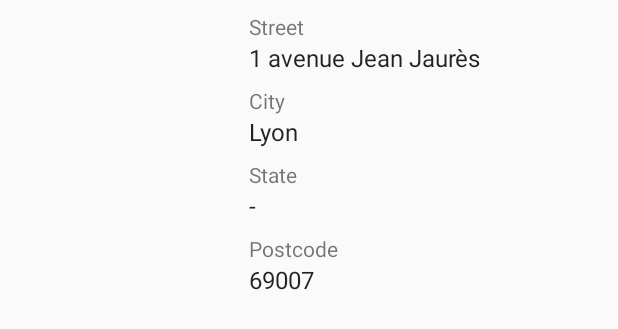
After one commit to jmvincenti/My-User-Directory, an Android app: the layout user_location_item.xml on its own in the app's theme, with its tools: preview values and no code run, on a phone screen of 412 x 824 dp. The commit adds this screen. Shown: the top 329 px of the screen. Run offline under Robolectric (Android 15) with nearby library versions, the phone set to English and light mode, and no system bars.

Commit message:
Create Location adapter

```diff
--- /dev/null
+++ b/app/src/main/java/com/jmvincenti/myuserdirectory/feature/userprofile/ui/LocationAdapter.kt
@@ -0,0 +1,43 @@
+package com.jmvincenti.myuserdirectory.feature.userprofile.ui
+
+import android.view.LayoutInflater
+import android.view.View
+import android.view.ViewGroup
+import androidx.recyclerview.widget.RecyclerView
+import com.jmvincenti.myuserdirectory.databinding.UserLocationItemBinding
+import com.jmvincenti.myuserdirectory.model.Location
+import kotlin.properties.Delegates
+
+class LocationAdapter : RecyclerView.Adapter<LocationAdapter.LocationViewHolder>() {
+
+    var location: Location? by Delegates.observable(null as Location?) { _, _, _ ->
+        notifyDataSetChanged()
+    }
+
+
+    override fun onCreateViewHolder(parent: ViewGroup, viewType: Int) = LocationViewHolder(
+        UserLocationItemBinding.inflate(LayoutInflater.from(parent.context), parent, false)
+    )
+
+    override fun onBindViewHolder(holder: LocationViewHolder, position: Int) {
+        holder.bind(requireNotNull(location))
+    }
+
+    override fun getItemCount(): Int = when (location) {
+        null -> 0
+        else -> 1
+    }
+
+    class LocationViewHolder(private val biding: UserLocationItemBinding) :
+        RecyclerView.ViewHolder(biding.root) {
+
+        fun bind(location: Location) {
+            biding.userLocationStreetValue.text = location.street
+            biding.userLocationCityValue.text = location.city
+            biding.userLocationStateValue.text = location.state
+            biding.userLocationPostcodeValue.text = location.postcode
+
+            biding.userLocationImage.visibility = View.GONE
+        }
+    }
+}
--- /dev/null
+++ b/app/src/main/res/layout/user_location_item.xml
@@ -0,0 +1,110 @@
+<?xml version="1.0" encoding="utf-8"?>
+<androidx.constraintlayout.widget.ConstraintLayout xmlns:android="http://schemas.android.com/apk/res/android"
+    xmlns:app="http://schemas.android.com/apk/res-auto"
+    xmlns:tools="http://schemas.android.com/tools"
+    android:layout_width="match_parent"
+    android:layout_height="match_parent">
+
+    <ImageView
+        android:id="@+id/user_location_image"
+        android:layout_width="@dimen/user_location_width"
+        android:layout_height="0dp"
+        android:layout_marginStart="@dimen/spacing_medium"
+        app:layout_constraintBottom_toBottomOf="@id/user_location_postcode_value"
+        app:layout_constraintStart_toStartOf="parent"
+        app:layout_constraintTop_toTopOf="@id/user_location_street_title" />
+
+    <TextView
+        android:id="@+id/user_location_street_title"
+        style="@style/TextAppearance.User.Detail.Title"
+        android:layout_width="wrap_content"
+        android:layout_height="wrap_content"
+        android:layout_marginStart="@dimen/spacing_medium"
+        android:layout_marginTop="@dimen/spacing_medium"
+        android:text="@string/user_location_street"
+        app:layout_constraintStart_toEndOf="@id/user_location_image"
+        app:layout_constraintTop_toTopOf="parent"
+        app:layout_goneMarginStart="@dimen/spacing_large" />
+
+    <TextView
+        android:id="@+id/user_location_street_value"
+        style="@style/TextAppearance.User.Detail.Value"
+        android:layout_width="wrap_content"
+        android:layout_height="wrap_content"
+        android:layout_marginStart="@dimen/spacing_medium"
+        app:layout_constraintStart_toEndOf="@id/user_location_image"
+        app:layout_constraintTop_toBottomOf="@id/user_location_street_title"
+        app:layout_goneMarginStart="@dimen/spacing_large"
+        tools:text="1 avenue Jean Jaurès" />
+
+    <TextView
+        android:id="@+id/user_location_city_title"
+        style="@style/TextAppearance.User.Detail.Title"
+        android:layout_width="wrap_content"
+        android:layout_height="wrap_content"
+        android:layout_marginStart="@dimen/spacing_medium"
+        android:layout_marginTop="@dimen/spacing_medium"
+        android:text="@string/user_location_city"
+        app:layout_constraintStart_toEndOf="@id/user_location_image"
+        app:layout_constraintTop_toBottomOf="@id/user_location_street_value"
+        app:layout_goneMarginStart="@dimen/spacing_large" />
+
+    <TextView
+        android:id="@+id/user_location_city_value"
+        style="@style/TextAppearance.User.Detail.Value"
+        android:layout_width="wrap_content"
+        android:layout_height="wrap_content"
+        android:layout_marginStart="@dimen/spacing_medium"
+        app:layout_constraintStart_toEndOf="@id/user_location_image"
+        app:layout_constraintTop_toBottomOf="@id/user_location_city_title"
+        app:layout_goneMarginStart="@dimen/spacing_large"
+        tools:text="Lyon" />
+
+    <TextView
+        android:id="@+id/user_location_state_title"
+        style="@style/TextAppearance.User.Detail.Title"
+        android:layout_width="wrap_content"
+        android:layout_height="wrap_content"
+        android:layout_marginStart="@dimen/spacing_medium"
+        android:layout_marginTop="@dimen/spacing_medium"
+        android:text="@string/user_location_state"
+        app:layout_constraintStart_toEndOf="@id/user_location_image"
+        app:layout_constraintTop_toBottomOf="@id/user_location_city_value"
+        app:layout_goneMarginStart="@dimen/spacing_large" />
+
+    <TextView
+        android:id="@+id/user_location_state_value"
+        style="@style/TextAppearance.User.Detail.Value"
+        android:layout_width="wrap_content"
+        android:layout_height="wrap_content"
+        android:layout_marginStart="@dimen/spacing_medium"
+        app:layout_constraintStart_toEndOf="@id/user_location_image"
+        app:layout_constraintTop_toBottomOf="@id/user_location_state_title"
+        app:layout_goneMarginStart="@dimen/spacing_large"
+        tools:text="-" />
+
+    <TextView
+        android:id="@+id/user_location_postcode_title"
+        style="@style/TextAppearance.User.Detail.Title"
+        android:layout_width="wrap_content"
+        android:layout_height="wrap_content"
+        android:layout_marginStart="@dimen/spacing_medium"
+        android:layout_marginTop="@dimen/spacing_medium"
+        android:text="@string/user_location_postcode"
+        app:layout_constraintStart_toEndOf="@id/user_location_image"
+        app:layout_constraintTop_toBottomOf="@id/user_location_state_value"
+        app:layout_goneMarginStart="@dimen/spacing_large" />
+
+    <TextView
+        android:id="@+id/user_location_postcode_value"
+        style="@style/TextAppearance.User.Detail.Value"
+        android:layout_width="wrap_content"
+        android:layout_height="wrap_content"
+        android:layout_marginStart="@dimen/spacing_medium"
+        android:layout_marginBottom="@dimen/spacing_medium"
+        app:layout_constraintStart_toEndOf="@id/user_location_image"
+        app:layout_constraintTop_toBottomOf="@id/user_location_postcode_title"
+        app:layout_goneMarginStart="@dimen/spacing_large"
+        tools:text="69007" />
+
+</androidx.constraintlayout.widget.ConstraintLayout>
--- a/app/src/main/res/values/dimens.xml
+++ b/app/src/main/res/values/dimens.xml
@@ -24,4 +24,13 @@
 
     <dimen name="profile_image_size">40dp</dimen>
     <dimen name="load_more_progressbar">30dp</dimen>
+
+    <dimen name="user_profile_cover_height">250dp</dimen>
+    <dimen name="user_profile_thumbnail">48dp</dimen>
+    <dimen name="user_profile_card_padding_top">24dp</dimen>
+    <dimen name="user_profile_overlap">80dp</dimen>
+    <dimen name="user_profile_card_elevation">3dp</dimen>
+    <dimen name="user_profile_profile_elevation">6dp</dimen>
+
+    <dimen name="user_location_width">150dp</dimen>
 </resources>
--- a/app/src/main/res/values/strings.xml
+++ b/app/src/main/res/values/strings.xml
@@ -2,4 +2,8 @@
     <string name="app_name">My User Directory</string>
     <string name="generic_error">Oops, something went wrong</string>
     <string name="data_loading_error_button">Try again</string>
+    <string name="user_location_street">Street</string>
+    <string name="user_location_city">City</string>
+    <string name="user_location_state">State</string>
+    <string name="user_location_postcode">Postcode</string>
 </resources>
--- a/app/src/main/res/values/styles_text.xml
+++ b/app/src/main/res/values/styles_text.xml
@@ -20,4 +20,18 @@
         <item name="android:fontFamily">sans-serif</item>
     </style>
 
+    <style name="TextAppearance.User.Detail" />
+
+    <style name="TextAppearance.User.Detail.Title">
+        <item name="android:textSize">@dimen/font_size_small</item>
+        <item name="android:fontFamily">sans-serif</item>
+        <item name="android:textColor">@color/la_text_hint</item>
+    </style>
+
+    <style name="TextAppearance.User.Detail.Value">
+        <item name="android:textSize">@dimen/font_size_medium</item>
+        <item name="android:fontFamily">sans-serif</item>
+        <item name="android:textColor">@color/text_primary</item>
+    </style>
+
 </resources>
```
